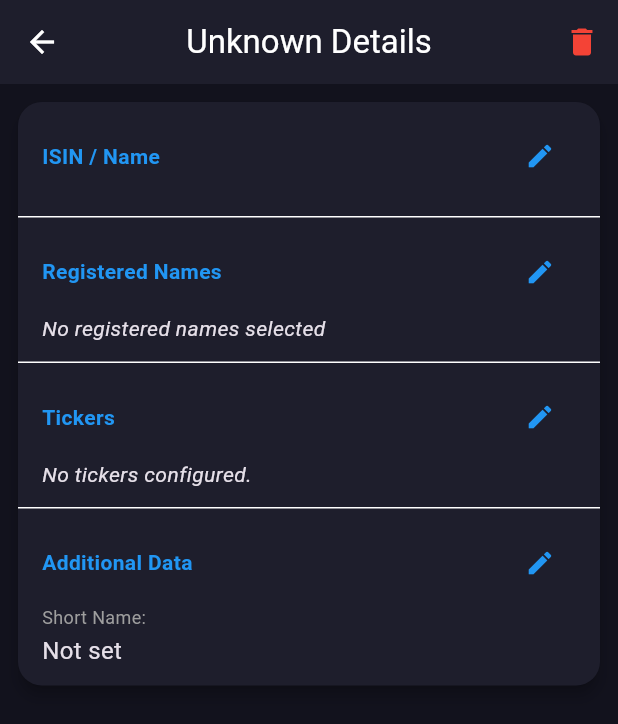
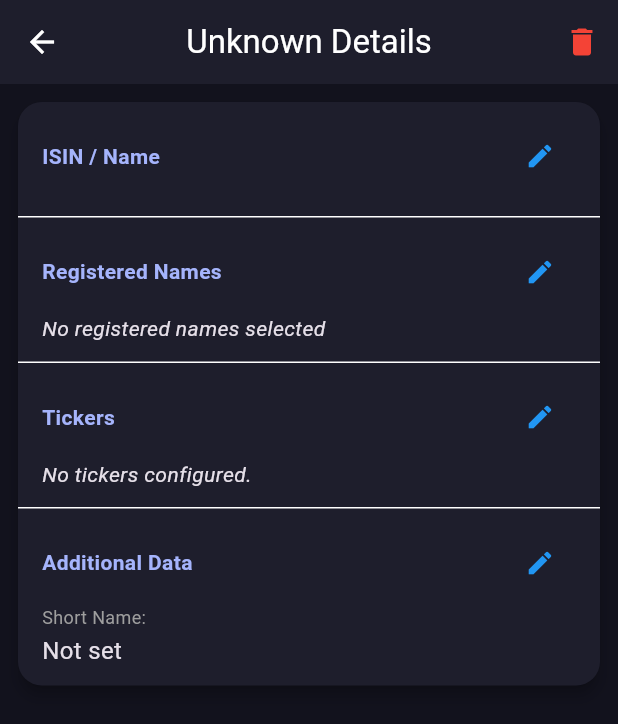
Before and after one commit to garrese/pocket-isins, a Flutter app: the IsinSummaryScreen screen opened directly with empty values, on a phone screen of 412 x 824 dp. Shown: the top 724 px of the screen. Run offline on Flutter 3.47's test engine with Material 3 defaults, Android fonts, the phone set to English and light mode, and no system bars; our stand-ins replace dio, drift, file_picker, fl_chart, flutter_markdown_plus, flutter_riverpod and 8 more; missing offline and left inert: sqlite3; accounts and stored records are empty; generated files the repository leaves out were written again.

Commit message:
Refactor AppTheme and add custom title colors
- Removed redundant `primaryColor` from `AppTheme`.
- Introduced `AppThemeExtension` to define `mainTitleColor` and `subtitleColor`.
- Applied `mainTitleColor` to ISIN/ticker names in Portfolio, Markets, Feed, and Summary screens.
- Applied `subtitleColor` to `shortName` in Portfolio screen.

Co-authored-by: garrese <49403460+garrese@users.noreply.github.com>

```diff
--- /dev/null
+++ b/lib/core/theme/app_theme_extension.dart
@@ -0,0 +1,33 @@
+import 'package:flutter/material.dart';
+
+class AppThemeExtension extends ThemeExtension<AppThemeExtension> {
+  final Color mainTitleColor;
+  final Color subtitleColor;
+
+  const AppThemeExtension({
+    required this.mainTitleColor,
+    required this.subtitleColor,
+  });
+
+  @override
+  AppThemeExtension copyWith({
+    Color? mainTitleColor,
+    Color? subtitleColor,
+  }) {
+    return AppThemeExtension(
+      mainTitleColor: mainTitleColor ?? this.mainTitleColor,
+      subtitleColor: subtitleColor ?? this.subtitleColor,
+    );
+  }
+
+  @override
+  AppThemeExtension lerp(ThemeExtension<AppThemeExtension>? other, double t) {
+    if (other is! AppThemeExtension) {
+      return this;
+    }
+    return AppThemeExtension(
+      mainTitleColor: Color.lerp(mainTitleColor, other.mainTitleColor, t)!,
+      subtitleColor: Color.lerp(subtitleColor, other.subtitleColor, t)!,
+    );
+  }
+}
--- a/lib/features/feed/presentation/widgets/feed_news_card.dart
+++ b/lib/features/feed/presentation/widgets/feed_news_card.dart
@@ -5,6 +5,7 @@ import 'package:url_launcher/url_launcher.dart';
 
 import '../../domain/models/feed_news_model.dart';
 import '../../../../core/settings/application/developer_settings_provider.dart';
+import '../../../../core/theme/app_theme_extension.dart';
 
 class FeedNewsCard extends ConsumerWidget {
   final FeedNewsModel news;
@@ -23,6 +24,7 @@ class FeedNewsCard extends ConsumerWidget {
   @override
   Widget build(BuildContext context, WidgetRef ref) {
     final theme = Theme.of(context);
+    final appThemeExt = theme.extension<AppThemeExtension>();
     final formattedDate = DateFormat('MMM dd, HH:mm').format(news.pubDate);
     final debugLabelsEnabled =
         ref.watch(developerSettingsProvider).debugLabelsEnabled;
@@ -44,7 +46,7 @@ class FeedNewsCard extends ConsumerWidget {
                     child: Text(
                       news.isinName,
                       style: theme.textTheme.labelMedium?.copyWith(
-                        color: theme.colorScheme.primary,
+                        color: appThemeExt?.mainTitleColor ?? theme.colorScheme.primary,
                         fontWeight: FontWeight.bold,
                       ),
                       overflow: TextOverflow.ellipsis,
--- a/lib/features/markets/presentation/markets_screen.dart
+++ b/lib/features/markets/presentation/markets_screen.dart
@@ -8,6 +8,7 @@ import '../../../core/database/models/ticker.dart';
 import '../data/markets_provider.dart';
 import 'screens/ticker_detail_screen.dart';
 import '../../../core/theme/app_drawer.dart';
+import '../../../core/theme/app_theme_extension.dart';
 import 'models/ticker_view_model.dart';
 
 final sortGroupedByStateProvider = StateProvider<bool>((ref) => true);
@@ -104,6 +105,7 @@ class MarketsScreen extends ConsumerWidget {
             builder: (context, constraints) {
               final double availableWidth =
                   constraints.maxWidth - 16; // 8 padding on each side
+              final appThemeExt = Theme.of(context).extension<AppThemeExtension>();
               int crossAxisCount =
                   (availableWidth + 8) ~/ 368; // 360 width + 8 spacing
               if (crossAxisCount < 1) crossAxisCount = 1;
@@ -185,9 +187,10 @@ class MarketsScreen extends ConsumerWidget {
                                               child: _buildMarqueeText(
                                                 context,
                                                 tickerVm.isin.displayName,
-                                                style: const TextStyle(
+                                                style: TextStyle(
                                                   fontSize: 14,
                                                   fontWeight: FontWeight.bold,
+                                                  color: appThemeExt?.mainTitleColor,
                                                 ),
                                                 maxWidth: (availableWidth < 360
                                                         ? availableWidth
--- a/lib/features/portfolio/presentation/screens/isin_summary_screen.dart
+++ b/lib/features/portfolio/presentation/screens/isin_summary_screen.dart
@@ -4,6 +4,7 @@ import 'package:flutter_riverpod/flutter_riverpod.dart';
 import 'package:intl/intl.dart';
 
 import '../../../../core/database/models/isin.dart';
+import '../../../../core/theme/app_theme_extension.dart';
 import '../../domain/portfolio_form_data.dart';
 import '../../data/portfolio_provider.dart';
 import 'isin_step_screen.dart';
@@ -302,6 +303,7 @@ class IsinSummaryScreen extends ConsumerWidget {
     required Widget content,
     required VoidCallback onEdit,
   }) {
+    final appThemeExt = Theme.of(context).extension<AppThemeExtension>();
     return Padding(
       padding: const EdgeInsets.symmetric(horizontal: 16.0, vertical: 12.0),
       child: Column(
@@ -312,10 +314,10 @@ class IsinSummaryScreen extends ConsumerWidget {
             children: [
               Text(
                 title,
-                style: const TextStyle(
+                style: TextStyle(
                   fontSize: 14,
                   fontWeight: FontWeight.bold,
-                  color: Colors.blue,
+                  color: appThemeExt?.mainTitleColor ?? Colors.blue,
                 ),
               ),
               IconButton(
```
Also changed, not shown: lib/core/theme/app_theme.dart (+7 -1 lines), lib/features/portfolio/presentation/portfolio_screen.dart (+9 -3 lines), lib/features/feed/application/feed_service.g.dart, lib/features/feed/data/repositories/feed_repository.g.dart, lib/features/markets/data/ticker_detail_provider.g.dart, lib/features/portfolio/data/portfolio_provider.g.dart.
